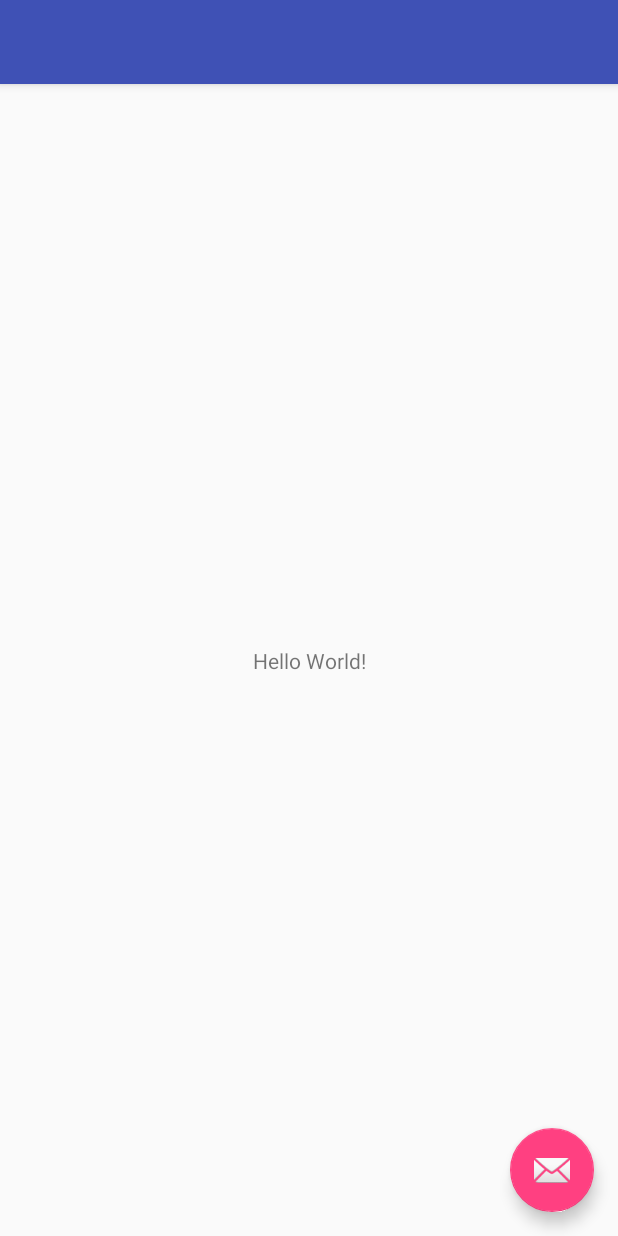
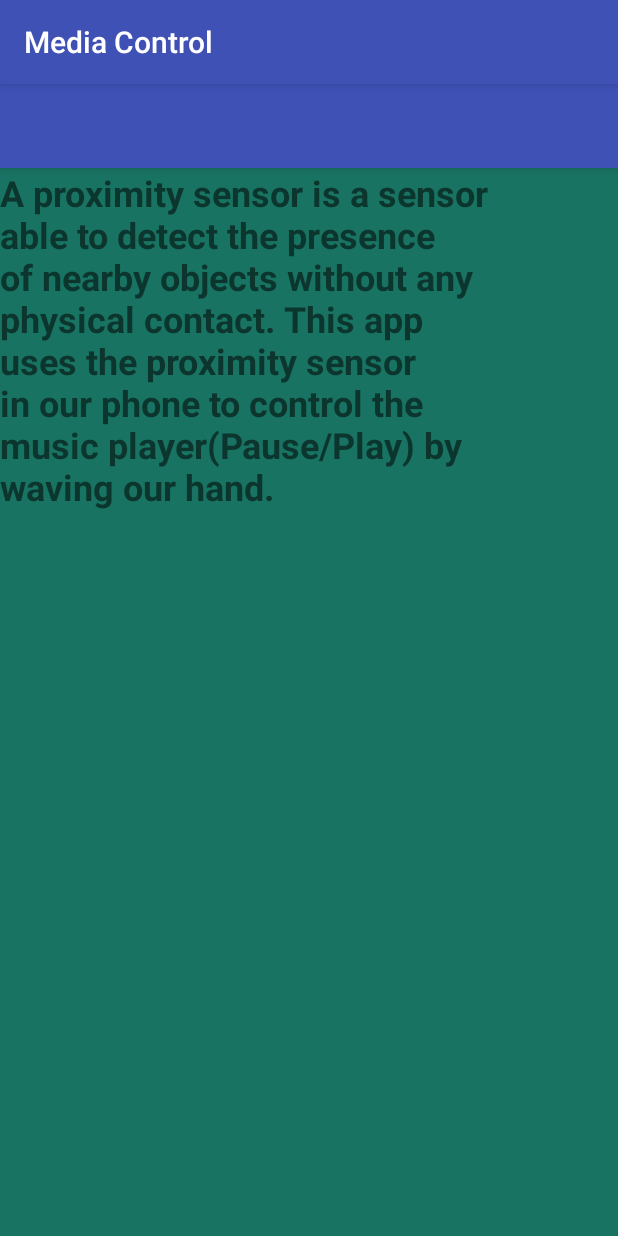
Before and after one commit to Sethucb/Smart-Sensing-using-Proximity-sensor---Android, an Android app: the MainActivity screen opened directly, with no data from a screen before it, on a phone screen of 412 x 824 dp. Run offline under Robolectric (Android 15) with nearby library versions, the phone set to English and light mode, and no system bars; 1 statement that could not run was skipped.

Commit message:
Added title

```diff
--- a/app/src/main/AndroidManifest.xml
+++ b/app/src/main/AndroidManifest.xml
@@ -11,8 +11,7 @@
         android:theme="@style/AppTheme">
         <activity
             android:name=".MainActivity"
-            android:label="@string/app_name"
-            android:theme="@style/AppTheme.NoActionBar">
+            android:label="Media Control">
             <intent-filter>
                 <action android:name="android.intent.action.MAIN" />
 
--- a/app/src/main/java/com/example/sethu/a12_control_media_play_cs580/MainActivity.java
+++ b/app/src/main/java/com/example/sethu/a12_control_media_play_cs580/MainActivity.java
@@ -11,6 +11,7 @@ import android.widget.Toast;
 import android.media.AudioManager;
 import android.content.Intent;
 
+
 public class MainActivity extends AppCompatActivity implements SensorEventListener {
 
     private SensorManager sensorManager;
@@ -23,6 +24,7 @@ public class MainActivity extends AppCompatActivity implements SensorEventListen
 
         sensorManager = (SensorManager) getSystemService(Context.SENSOR_SERVICE);
         sensor = sensorManager.getDefaultSensor(Sensor.TYPE_PROXIMITY);
+
 
         if(sensor == null) {
             System.out.println("NO SENSORRRRR");
--- a/app/src/main/res/layout/activity_main.xml
+++ b/app/src/main/res/layout/activity_main.xml
@@ -22,12 +22,12 @@
 
     <include layout="@layout/content_main" />
 
-    <android.support.design.widget.FloatingActionButton
-        android:id="@+id/fab"
-        android:layout_width="wrap_content"
-        android:layout_height="wrap_content"
-        android:layout_gravity="bottom|end"
-        android:layout_margin="@dimen/fab_margin"
-        app:srcCompat="@android:drawable/ic_dialog_email" />
+    <!--<android.support.design.widget.FloatingActionButton-->
+        <!--android:id="@+id/fab"-->
+        <!--android:layout_width="wrap_content"-->
+        <!--android:layout_height="wrap_content"-->
+        <!--android:layout_gravity="bottom|end"-->
+        <!--android:layout_margin="@dimen/fab_margin"-->
+        <!--app:srcCompat="@android:drawable/ic_dialog_email" />-->
 
 </android.support.design.widget.CoordinatorLayout>
--- a/app/src/main/res/layout/content_main.xml
+++ b/app/src/main/res/layout/content_main.xml
@@ -4,17 +4,22 @@
     xmlns:tools="http://schemas.android.com/tools"
     android:layout_width="match_parent"
     android:layout_height="match_parent"
+    android:background="@color/myColor"
     app:layout_behavior="@string/appbar_scrolling_view_behavior"
     tools:context="com.example.sethu.a12_control_media_play_cs580.MainActivity"
     tools:showIn="@layout/activity_main">
 
     <TextView
-        android:layout_width="wrap_content"
-        android:layout_height="wrap_content"
-        android:text="Hello World!"
-        app:layout_constraintBottom_toBottomOf="parent"
-        app:layout_constraintLeft_toLeftOf="parent"
-        app:layout_constraintRight_toRightOf="parent"
-        app:layout_constraintTop_toTopOf="parent" />
+        android:layout_width="327dp"
+        android:layout_height="286dp"
+        android:layout_gravity="center"
+        android:inputType="textMultiLine"
+        android:text="@string/para_text"
+        android:textSize="24sp"
+        android:textStyle="bold"
+        tools:ignore="MissingConstraints"
+        tools:layout_editor_absoluteX="29dp"
+        tools:layout_editor_absoluteY="112dp" />
+
 
 </android.support.constraint.ConstraintLayout>
--- a/app/src/main/res/values/colors.xml
+++ b/app/src/main/res/values/colors.xml
@@ -3,4 +3,5 @@
     <color name="colorPrimary">#3F51B5</color>
     <color name="colorPrimaryDark">#303F9F</color>
     <color name="colorAccent">#FF4081</color>
+    <color name="myColor">#187362</color>
 </resources>
--- a/app/src/main/res/values/strings.xml
+++ b/app/src/main/res/values/strings.xml
@@ -1,4 +1,7 @@
 <resources>
     <string name="app_name">12-control-media-play-cs580</string>
     <string name="action_settings">Settings</string>
+    <string name="media_control">MEDIA CONTROL</string>
+    <string name="para_text">A proximity sensor is a sensor able to detect the presence of nearby objects without any physical contact.
+This app uses the proximity sensor in our phone to control the music player(Pause/Play) by waving our hand.</string>
 </resources>
--- a/app/src/main/res/values/styles.xml
+++ b/app/src/main/res/values/styles.xml
@@ -1,6 +1,6 @@
 <resources>
 
-    <!-- Base application theme. -->
+     Base application theme.
     <style name="AppTheme" parent="Theme.AppCompat.Light.DarkActionBar">
         <!-- Customize your theme here. -->
         <item name="colorPrimary">@color/colorPrimary</item>
@@ -10,7 +10,7 @@
 
     <style name="AppTheme.NoActionBar">
         <item name="windowActionBar">false</item>
-        <item name="windowNoTitle">true</item>
+        <item name="windowNoTitle">false</item>
     </style>
 
     <style name="AppTheme.AppBarOverlay" parent="ThemeOverlay.AppCompat.Dark.ActionBar" />
```
Also changed, not shown: app/src/main/res/drawable-hdpi/ic_music.png (added), app/src/main/res/drawable-mdpi/ic_music.png (added), app/src/main/res/drawable-xhdpi/ic_music.png (added), app/src/main/res/drawable-xxhdpi/ic_music.png (added).
